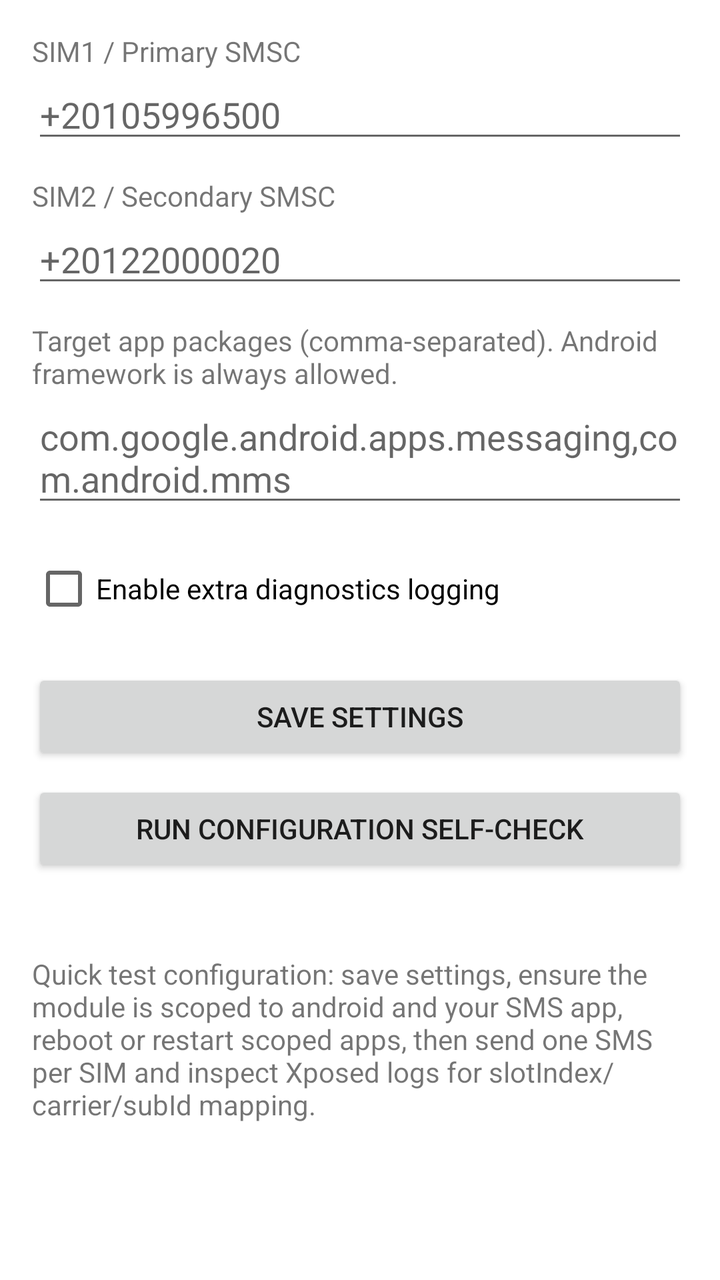
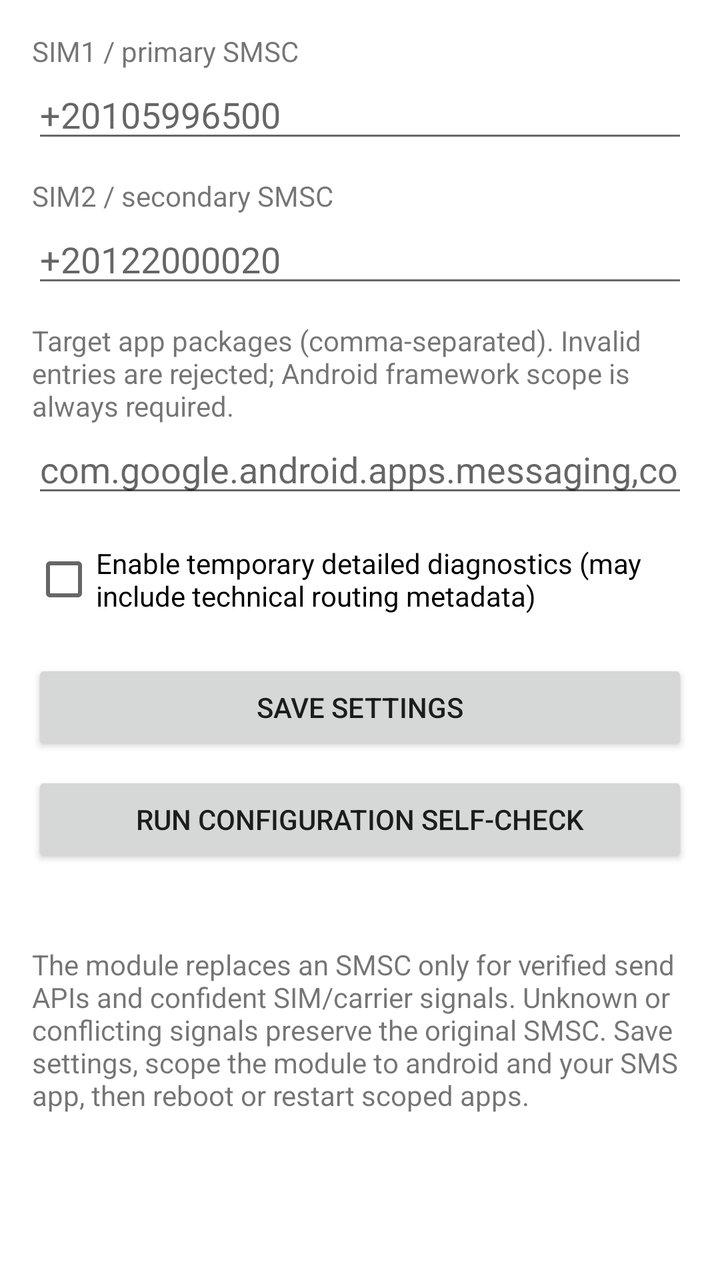

An Android layout rendered at two revisions. The XML below is the earlier revision; the diff shows what the commit changed to produce the second picture.
<!-- AndroidManifest.xml: fallback theme Theme.MaterialComponents.DayNight.NoActionBar -->
<!-- res/layout/activity_settings.xml -->
<?xml version="1.0" encoding="utf-8"?>
<ScrollView xmlns:android="http://schemas.android.com/apk/res/android"
    android:layout_width="match_parent"
    android:layout_height="match_parent">

    <LinearLayout
        android:layout_width="match_parent"
        android:layout_height="wrap_content"
        android:orientation="vertical"
        android:padding="16dp">

        <TextView
            android:layout_width="match_parent"
            android:layout_height="wrap_content"
            android:text="@string/settings_sim1_primary_smsc" />

        <EditText
            android:id="@+id/primarySmscInput"
            android:layout_width="match_parent"
            android:layout_height="wrap_content"
            android:hint="@string/settings_hint_primary_smsc"
            android:inputType="phone" />

        <TextView
            android:layout_width="match_parent"
            android:layout_height="wrap_content"
            android:layout_marginTop="12dp"
            android:text="@string/settings_sim2_secondary_smsc" />

        <EditText
            android:id="@+id/secondarySmscInput"
            android:layout_width="match_parent"
            android:layout_height="wrap_content"
            android:hint="@string/settings_hint_secondary_smsc"
            android:inputType="phone" />

        <TextView
            android:layout_width="match_parent"
            android:layout_height="wrap_content"
            android:layout_marginTop="12dp"
            android:text="@string/settings_target_app_packages" />

        <EditText
            android:id="@+id/targetPackagesInput"
            android:layout_width="match_parent"
            android:layout_height="wrap_content"
            android:hint="@string/settings_hint_target_packages" />

        <CheckBox
            android:id="@+id/diagnosticsCheck"
            android:layout_width="match_parent"
            android:layout_height="wrap_content"
            android:layout_marginTop="12dp"
            android:text="@string/settings_diagnostics_logging" />

        <Button
            android:id="@+id/saveButton"
            android:layout_width="match_parent"
            android:layout_height="wrap_content"
            android:layout_marginTop="16dp"
            android:text="@string/settings_save" />

        <Button
            android:id="@+id/selfCheckButton"
            android:layout_width="match_parent"
            android:layout_height="wrap_content"
            android:layout_marginTop="8dp"
            android:text="@string/settings_self_check_action" />

        <TextView
            android:id="@+id/statusText"
            android:layout_width="match_parent"
            android:layout_height="wrap_content"
            android:layout_marginTop="8dp" />

        <TextView
            android:layout_width="match_parent"
            android:layout_height="wrap_content"
            android:layout_marginTop="12dp"
            android:text="@string/settings_sim_mapping_help" />
    </LinearLayout>
</ScrollView>
<!-- resources referenced by this layout -->
<resources>
  <string name="settings_diagnostics_logging">Enable extra diagnostics logging</string>
  <string name="settings_hint_primary_smsc">+20105996500</string>
  <string name="settings_hint_secondary_smsc">+20122000020</string>
  <string name="settings_hint_target_packages">com.google.android.apps.messaging,com.android.mms</string>
  <string name="settings_save">Save settings</string>
  <string name="settings_self_check_action">Run configuration self-check</string>
  <string name="settings_sim1_primary_smsc">SIM1 / Primary SMSC</string>
  <string name="settings_sim2_secondary_smsc">SIM2 / Secondary SMSC</string>
  <string name="settings_sim_mapping_help">Quick test configuration: save settings, ensure the module is scoped to android and your SMS app, reboot or restart scoped apps, then send one SMS per SIM and inspect Xposed logs for slotIndex/carrier/subId mapping.</string>
  <string name="settings_target_app_packages">Target app packages (comma-separated). Android framework is always allowed.</string>
</resources>

<!-- the commit's change to res/layout/activity_settings.xml (unified diff, before → after) -->
@@ -12,6 +12,7 @@
         <TextView
             android:layout_width="match_parent"
             android:layout_height="wrap_content"
+            android:labelFor="@id/primarySmscInput"
             android:text="@string/settings_sim1_primary_smsc" />
 
         <EditText
@@ -25,6 +26,7 @@
             android:layout_width="match_parent"
             android:layout_height="wrap_content"
             android:layout_marginTop="12dp"
+            android:labelFor="@id/secondarySmscInput"
             android:text="@string/settings_sim2_secondary_smsc" />
 
         <EditText
@@ -38,13 +40,15 @@
             android:layout_width="match_parent"
             android:layout_height="wrap_content"
             android:layout_marginTop="12dp"
+            android:labelFor="@id/targetPackagesInput"
             android:text="@string/settings_target_app_packages" />
 
         <EditText
             android:id="@+id/targetPackagesInput"
             android:layout_width="match_parent"
             android:layout_height="wrap_content"
-            android:hint="@string/settings_hint_target_packages" />
+            android:hint="@string/settings_hint_target_packages"
+            android:inputType="textNoSuggestions" />
 
         <CheckBox
             android:id="@+id/diagnosticsCheck"
@@ -71,7 +75,8 @@
             android:id="@+id/statusText"
             android:layout_width="match_parent"
             android:layout_height="wrap_content"
-            android:layout_marginTop="8dp" />
+            android:layout_marginTop="8dp"
+            android:accessibilityLiveRegion="polite" />
 
         <TextView
             android:layout_width="match_parent"
<!-- resource entries referenced after the edit -->
@@ -1,14 +1,14 @@
 <!-- resources referenced by this layout -->
 <resources>
-  <string name="settings_diagnostics_logging">Enable extra diagnostics logging</string>
+  <string name="settings_diagnostics_logging">Enable temporary detailed diagnostics (may include technical routing metadata)</string>
   <string name="settings_hint_primary_smsc">+20105996500</string>
   <string name="settings_hint_secondary_smsc">+20122000020</string>
   <string name="settings_hint_target_packages">com.google.android.apps.messaging,com.android.mms</string>
   <string name="settings_save">Save settings</string>
   <string name="settings_self_check_action">Run configuration self-check</string>
-  <string name="settings_sim1_primary_smsc">SIM1 / Primary SMSC</string>
-  <string name="settings_sim2_secondary_smsc">SIM2 / Secondary SMSC</string>
-  <string name="settings_sim_mapping_help">Quick test configuration: save settings, ensure the module is scoped to android and your SMS app, reboot or restart scoped apps, then send one SMS per SIM and inspect Xposed logs for slotIndex/carrier/subId mapping.</string>
-  <string name="settings_target_app_packages">Target app packages (comma-separated). Android framework is always allowed.</string>
+  <string name="settings_sim1_primary_smsc">SIM1 / primary SMSC</string>
+  <string name="settings_sim2_secondary_smsc">SIM2 / secondary SMSC</string>
+  <string name="settings_sim_mapping_help">The module replaces an SMSC only for verified send APIs and confident SIM/carrier signals. Unknown or conflicting signals preserve the original SMSC. Save settings, scope the module to android and your SMS app, then reboot or restart scoped apps.</string>
+  <string name="settings_target_app_packages">Target app packages (comma-separated). Invalid entries are rejected; Android framework scope is always required.</string>
 </resources>
 
